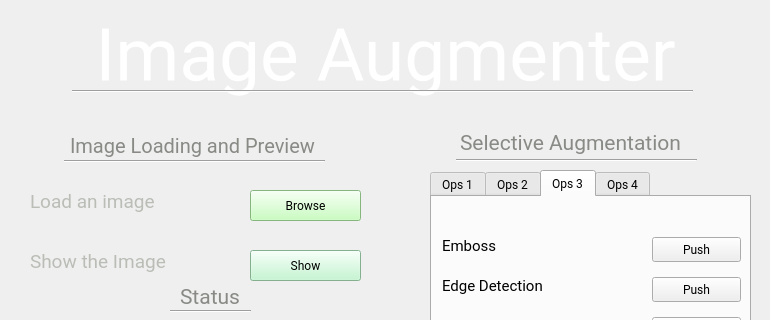
Before: the Qt Designer form gui.ui in pranav6670/Image-Augmenter, drawn with Qt 5; both pictures show x 0 to 770 and y 0 to 320 of the 770 by 650 pixel window.
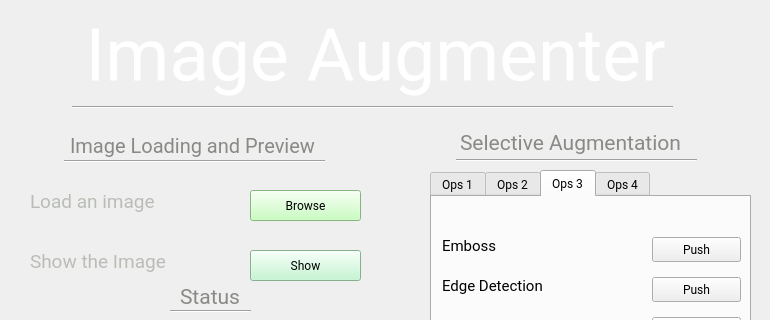
After: the same form once the commit is applied. Icons and pictures are not drawn.

Patch:
```diff
--- a/gui.ui
+++ b/gui.ui
@@ -29,15 +29,15 @@
    <widget class="QLabel" name="label">
     <property name="geometry">
      <rect>
-      <x>60</x>
+      <x>40</x>
       <y>10</y>
-      <width>651</width>
+      <width>671</width>
       <height>91</height>
      </rect>
     </property>
     <property name="font">
      <font>
-      <family>Ubuntu Mono</family>
+      <family>Roboto</family>
       <pointsize>55</pointsize>
       <weight>50</weight>
       <bold>false</bold>
@@ -1312,9 +1312,9 @@
     <property name="geometry">
      <rect>
       <x>72</x>
-      <y>83</y>
-      <width>621</width>
-      <height>16</height>
+      <y>97</y>
+      <width>601</width>
+      <height>20</height>
      </rect>
     </property>
     <property name="orientation">
```
Left out of the diff: 10 changed lines with no effect on the pictures.
